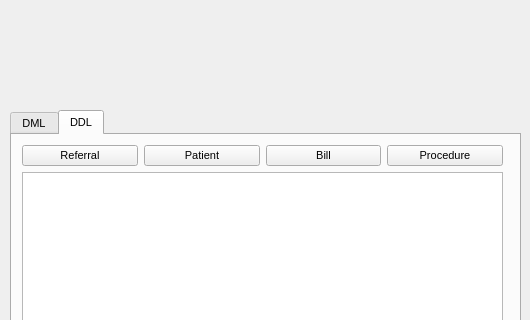
Qt form src/ui/MainWindow.ui (Rizwan-Hasan/Hospital-Database-Management-System-Design) before a commit; both pictures show x 0 to 530 and y 0 to 320 of the 530 by 596 pixel window.
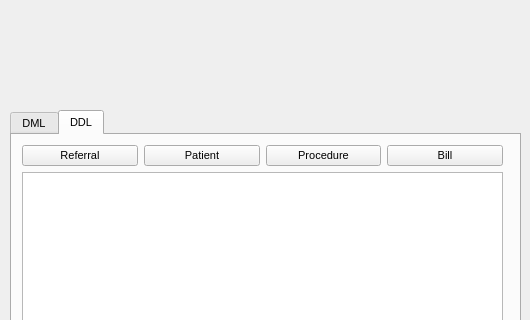
The same form after that commit. Icons and pictures are not drawn.

Patch:
```diff
--- a/src/ui/MainWindow.ui
+++ b/src/ui/MainWindow.ui
@@ -741,9 +741,9 @@
          </widget>
         </item>
         <item>
-         <widget class="QPushButton" name="pushBtnLoadBill">
+            <widget class="QPushButton" name="pushBtnLoadProcedure">
           <property name="text">
-           <string>Bill</string>
+              <string>Procedure</string>
           </property>
              <property name="icon">
                  <iconset resource="../icons/resources.qrc">
@@ -759,9 +759,9 @@
          </widget>
         </item>
         <item>
-         <widget class="QPushButton" name="pushBtnLoadProcedure">
+            <widget class="QPushButton" name="pushBtnLoadBill">
           <property name="text">
-           <string>Procedure</string>
+              <string>Bill</string>
           </property>
              <property name="icon">
                  <iconset resource="../icons/resources.qrc">
```
Lines whose indentation alone changed are shown as unchanged.
